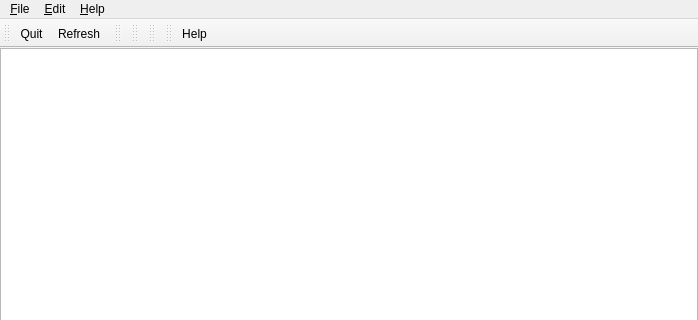
First picture: the form in tortoisehg/hgqt/workbench.ui, repository velorientc/git_test7, before the edit; both pictures show x 0 to 698 and y 0 to 320 of the 698 by 642 pixel window.
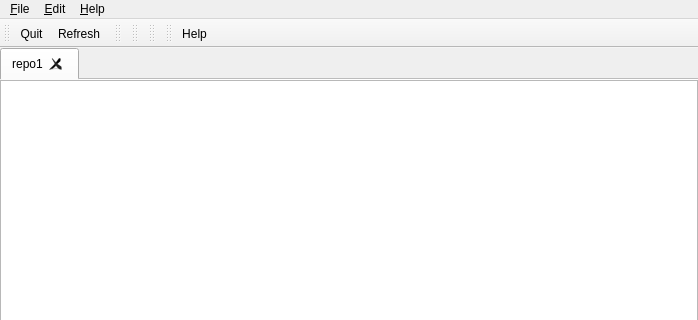
Second picture: the form after the edit. Custom widgets are drawn as their Qt base class.

Commit message:
workbench: introduce an enclosing tab widget for repo tabs
additional tabs will have to be added at runtime

The edit to the form file:
```diff
--- a/tortoisehg/hgqt/workbench.ui
+++ b/tortoisehg/hgqt/workbench.ui
@@ -14,6 +14,31 @@
    <string>MainWindow</string>
   </property>
   <widget class="QWidget" name="centralwidget">
+   <layout class="QHBoxLayout" name="horizontalLayout">
+    <property name="spacing">
+     <number>0</number>
+    </property>
+    <property name="margin">
+     <number>0</number>
+    </property>
+    <item>
+     <widget class="QTabWidget" name="repoTabsWidget">
+      <property name="currentIndex">
+       <number>0</number>
+      </property>
+      <property name="documentMode">
+       <bool>true</bool>
+      </property>
+      <property name="tabsClosable">
+       <bool>true</bool>
+      </property>
+      <property name="movable">
+       <bool>true</bool>
+      </property>
+      <widget class="QWidget" name="firstRepoTab">
+       <attribute name="title">
+        <string>repo1</string>
+       </attribute>
    <layout class="QVBoxLayout" name="verticalLayout_3">
     <property name="spacing">
      <number>0</number>
@@ -175,6 +200,10 @@
                  <height>0</height>
                 </size>
                </property>
+                  </widget>
+                 </widget>
+                </item>
+               </layout>
               </widget>
              </widget>
             </item>
```
Lines whose indentation alone changed are shown as unchanged. The commit also changes 1 other file.
